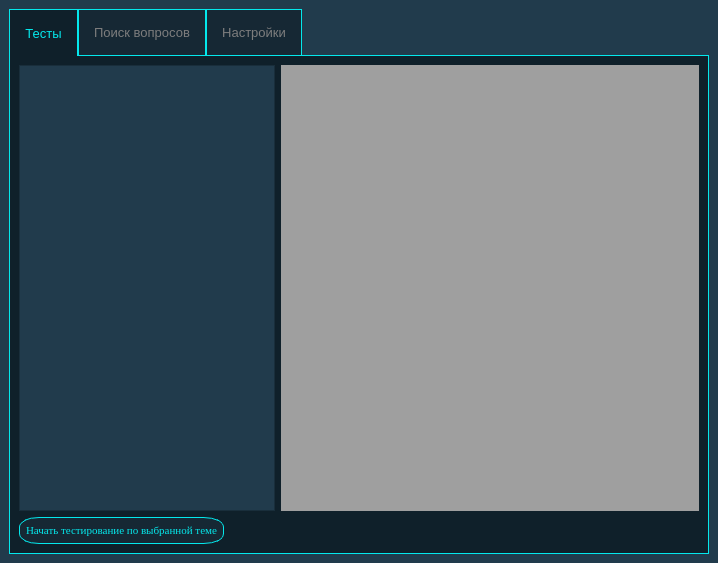
Above: mainwindow.ui from Yarosurafu/ExamHelper before the change. Below: the same form after it.
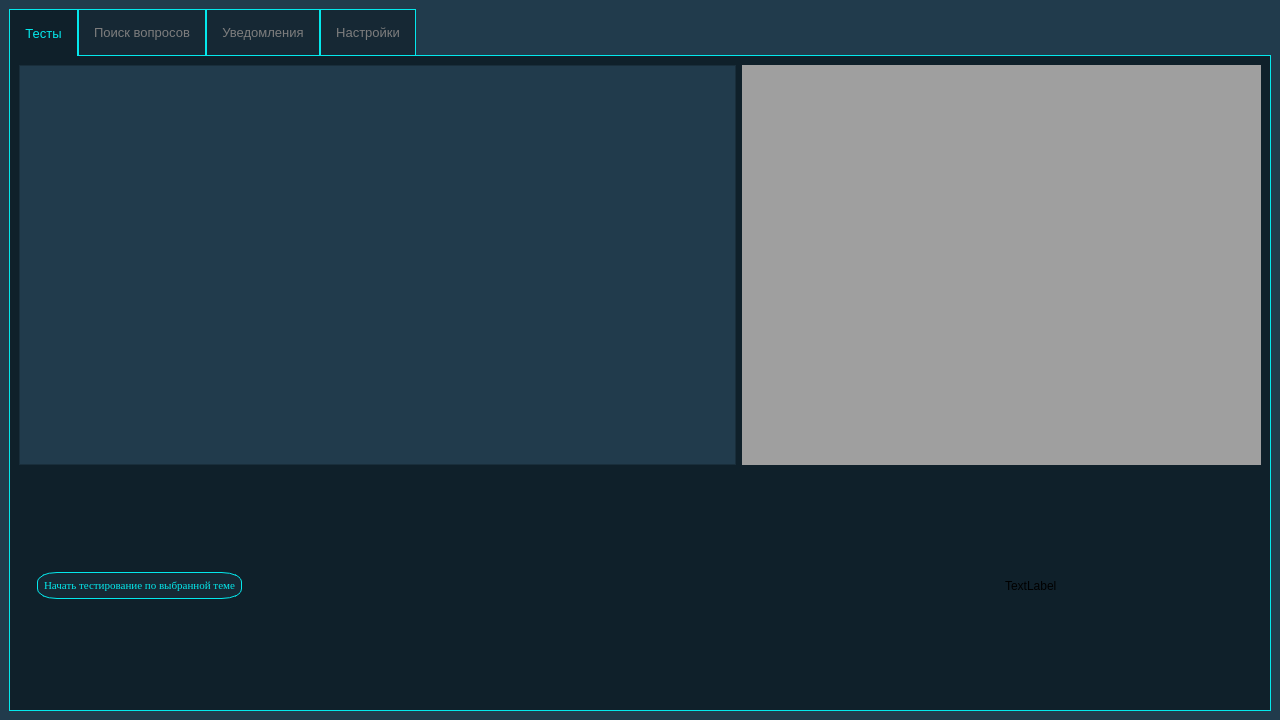
That is the form after the change. The open tabs and pages were chosen to show the change. Icons and pictures are not drawn.

Commit message: Changed resolution, added Notification-tab

```diff
--- a/mainwindow.ui
+++ b/mainwindow.ui
@@ -6,10 +6,16 @@
    <rect>
     <x>0</x>
     <y>0</y>
-    <width>718</width>
-    <height>563</height>
+    <width>1280</width>
+    <height>720</height>
    </rect>
   </property>
+  <property name="sizePolicy">
+   <sizepolicy hsizetype="Preferred" vsizetype="Preferred">
+    <horstretch>0</horstretch>
+    <verstretch>0</verstretch>
+   </sizepolicy>
+  </property>
   <property name="font">
    <font>
     <pointsize>11</pointsize>
@@ -96,43 +102,70 @@
        <attribute name="title">
         <string>Тесты</string>
        </attribute>
-       <layout class="QFormLayout" name="formLayout_2">
-        <item row="0" column="1">
-         <widget class="QMdiArea" name="mdiArea"/>
+       <layout class="QGridLayout" name="gridLayout_7">
+        <property name="sizeConstraint">
+         <enum>QLayout::SetDefaultConstraint</enum>
+        </property>
+        <item row="4" column="17">
+         <spacer name="verticalSpacer_17">
+          <property name="orientation">
+           <enum>Qt::Vertical</enum>
+          </property>
+          <property name="sizeHint" stdset="0">
+           <size>
+            <width>20</width>
+            <height>40</height>
+           </size>
+          </property>
+         </spacer>
         </item>
-        <item row="1" column="0">
-         <widget class="QPushButton" name="startTest">
-          <property name="font">
-           <font>
-            <family>Times New Roman</family>
-            <pointsize>8</pointsize>
-           </font>
+        <item row="4" column="22">
+         <spacer name="verticalSpacer_22">
+          <property name="orientation">
+           <enum>Qt::Vertical</enum>
           </property>
-          <property name="cursor">
-           <cursorShape>PointingHandCursor</cursorShape>
+          <property name="sizeHint" stdset="0">
+           <size>
+            <width>20</width>
+            <height>40</height>
+           </size>
           </property>
-          <property name="styleSheet">
-           <string notr="true">QPushButton{	
-	color: rgb(4, 232, 236);
-	background-color: rgb(22, 40, 52);
-	border: 1px solid rgb(4, 232, 236);
-	padding: 6px;
-	border-radius: 20px 10px;
-}
-
-QPushButton:pressed{
-	color: red;
-	border: 1px solid red;
-	border-radius: 20px 10px;
-}</string>
+         </spacer>
+        </item>
+        <item row="4" column="5">
+         <spacer name="verticalSpacer_5">
+          <property name="orientation">
+           <enum>Qt::Vertical</enum>
           </property>
-          <property name="text">
-           <string>Начать тестирование по выбранной теме</string>
+          <property name="sizeHint" stdset="0">
+           <size>
+            <width>20</width>
+            <height>40</height>
+           </size>
           </property>
-         </widget>
+         </spacer>
         </item>
-        <item row="0" column="0">
+        <item row="4" column="11">
+         <spacer name="verticalSpacer_11">
+          <property name="orientation">
+           <enum>Qt::Vertical</enum>
+          </property>
+          <property name="sizeHint" stdset="0">
+           <size>
+            <width>20</width>
+            <height>40</height>
+           </size>
+          </property>
+         </spacer>
+        </item>
+        <item row="2" column="0" colspan="23">
          <widget class="QListWidget" name="mattersList">
+          <property name="sizePolicy">
+           <sizepolicy hsizetype="Preferred" vsizetype="Preferred">
+            <horstretch>0</horstretch>
+            <verstretch>0</verstretch>
+           </sizepolicy>
+          </property>
           <property name="styleSheet">
            <string notr="true">QListWidget{	
 	alternate-background-color: rgb(33, 59, 76);
@@ -147,6 +180,249 @@
           </property>
          </widget>
         </item>
+        <item row="4" column="9">
+         <spacer name="verticalSpacer_9">
+          <property name="orientation">
+           <enum>Qt::Vertical</enum>
+          </property>
+          <property name="sizeHint" stdset="0">
+           <size>
+            <width>20</width>
+            <height>40</height>
+           </size>
+          </property>
+         </spacer>
+        </item>
+        <item row="4" column="10">
+         <spacer name="verticalSpacer_10">
+          <property name="orientation">
+           <enum>Qt::Vertical</enum>
+          </property>
+          <property name="sizeHint" stdset="0">
+           <size>
+            <width>20</width>
+            <height>40</height>
+           </size>
+          </property>
+         </spacer>
+        </item>
+        <item row="4" column="8">
+         <spacer name="verticalSpacer_8">
+          <property name="orientation">
+           <enum>Qt::Vertical</enum>
+          </property>
+          <property name="sizeHint" stdset="0">
+           <size>
+            <width>20</width>
+            <height>40</height>
+           </size>
+          </property>
+         </spacer>
+        </item>
+        <item row="4" column="19">
+         <spacer name="verticalSpacer_19">
+          <property name="orientation">
+           <enum>Qt::Vertical</enum>
+          </property>
+          <property name="sizeHint" stdset="0">
+           <size>
+            <width>20</width>
+            <height>40</height>
+           </size>
+          </property>
+         </spacer>
+        </item>
+        <item row="4" column="4">
+         <spacer name="verticalSpacer_4">
+          <property name="orientation">
+           <enum>Qt::Vertical</enum>
+          </property>
+          <property name="sizeHint" stdset="0">
+           <size>
+            <width>20</width>
+            <height>40</height>
+           </size>
+          </property>
+         </spacer>
+        </item>
+        <item row="4" column="15">
+         <spacer name="verticalSpacer_15">
+          <property name="orientation">
+           <enum>Qt::Vertical</enum>
+          </property>
+          <property name="sizeHint" stdset="0">
+           <size>
+            <width>20</width>
+            <height>40</height>
+           </size>
+          </property>
+         </spacer>
+        </item>
+        <item row="4" column="13">
+         <spacer name="verticalSpacer_13">
+          <property name="orientation">
+           <enum>Qt::Vertical</enum>
+          </property>
+          <property name="sizeHint" stdset="0">
+           <size>
+            <width>20</width>
+            <height>40</height>
+           </size>
+          </property>
+         </spacer>
+        </item>
+        <item row="4" column="16">
+         <spacer name="verticalSpacer_16">
+          <property name="orientation">
+           <enum>Qt::Vertical</enum>
+          </property>
+          <property name="sizeHint" stdset="0">
+           <size>
+            <width>20</width>
+            <height>40</height>
+           </size>
+          </property>
+         </spacer>
+        </item>
+        <item row="4" column="6">
+         <spacer name="verticalSpacer_6">
+          <property name="orientation">
+           <enum>Qt::Vertical</enum>
+          </property>
+          <property name="sizeHint" stdset="0">
+           <size>
+            <width>20</width>
+            <height>40</height>
+           </size>
+          </property>
+         </spacer>
+        </item>
+        <item row="2" column="23" colspan="2">
+         <widget class="QMdiArea" name="mdiArea">
+          <property name="sizePolicy">
+           <sizepolicy hsizetype="Preferred" vsizetype="Preferred">
+            <horstretch>0</horstretch>
+            <verstretch>0</verstretch>
+           </sizepolicy>
+          </property>
+         </widget>
+        </item>
+        <item row="4" column="12">
+         <spacer name="verticalSpacer_12">
+          <property name="orientation">
+           <enum>Qt::Vertical</enum>
+          </property>
+          <property name="sizeHint" stdset="0">
+           <size>
+            <width>20</width>
+            <height>40</height>
+           </size>
+          </property>
+         </spacer>
+        </item>
+        <item row="4" column="7">
+         <spacer name="verticalSpacer_7">
+          <property name="orientation">
+           <enum>Qt::Vertical</enum>
+          </property>
+          <property name="sizeHint" stdset="0">
+           <size>
+            <width>20</width>
+            <height>40</height>
+           </size>
+          </property>
+         </spacer>
+        </item>
+        <item row="4" column="21">
+         <spacer name="verticalSpacer_21">
+          <property name="orientation">
+           <enum>Qt::Vertical</enum>
+          </property>
+          <property name="sizeHint" stdset="0">
+           <size>
+            <width>20</width>
+            <height>40</height>
+           </size>
+          </property>
+         </spacer>
+        </item>
+        <item row="4" column="14">
+         <spacer name="verticalSpacer_14">
+          <property name="orientation">
+           <enum>Qt::Vertical</enum>
+          </property>
+          <property name="sizeHint" stdset="0">
+           <size>
+            <width>20</width>
+            <height>40</height>
+           </size>
+          </property>
+         </spacer>
+        </item>
+        <item row="4" column="20">
+         <spacer name="verticalSpacer_20">
+          <property name="orientation">
+           <enum>Qt::Vertical</enum>
+          </property>
+          <property name="sizeHint" stdset="0">
+           <size>
+            <width>20</width>
+            <height>40</height>
+           </size>
+          </property>
+         </spacer>
+        </item>
+        <item row="4" column="18">
+         <spacer name="verticalSpacer_18">
+          <property name="orientation">
+           <enum>Qt::Vertical</enum>
+          </property>
+          <property name="sizeHint" stdset="0">
+           <size>
+            <width>20</width>
+            <height>40</height>
+           </size>
+          </property>
+         </spacer>
+        </item>
+        <item row="4" column="3">
+         <widget class="QPushButton" name="startTest">
+          <property name="font">
+           <font>
+            <family>Times New Roman</family>
+            <pointsize>8</pointsize>
+           </font>
+          </property>
+          <property name="cursor">
+           <cursorShape>PointingHandCursor</cursorShape>
+          </property>
+          <property name="styleSheet">
+           <string notr="true">QPushButton{	
+	color: rgb(4, 232, 236);
+	background-color: rgb(22, 40, 52);
+	border: 1px solid rgb(4, 232, 236);
+	padding: 6px;
+	border-radius: 20px 10px;
+}
+
+QPushButton:pressed{
+	color: red;
+	border: 1px solid red;
+	border-radius: 20px 10px;
+}</string>
+          </property>
+          <property name="text">
+           <string>Начать тестирование по выбранной теме</string>
+          </property>
+         </widget>
+        </item>
+        <item row="4" column="24">
+         <widget class="QLabel" name="image">
+          <property name="text">
+           <string>TextLabel</string>
+          </property>
+         </widget>
+        </item>
        </layout>
       </widget>
       <widget class="QWidget" name="searchTab">
@@ -406,6 +682,11 @@
         </item>
        </layout>
       </widget>
+      <widget class="QWidget" name="tab">
+       <attribute name="title">
+        <string>Уведомления</string>
+       </attribute>
+      </widget>
       <widget class="QWidget" name="optionsTab">
        <attribute name="title">
         <string>Настройки</string>
```
Left out of the diff: 239 changed lines with no effect on the pictures. The commit also changes 2 other files.
